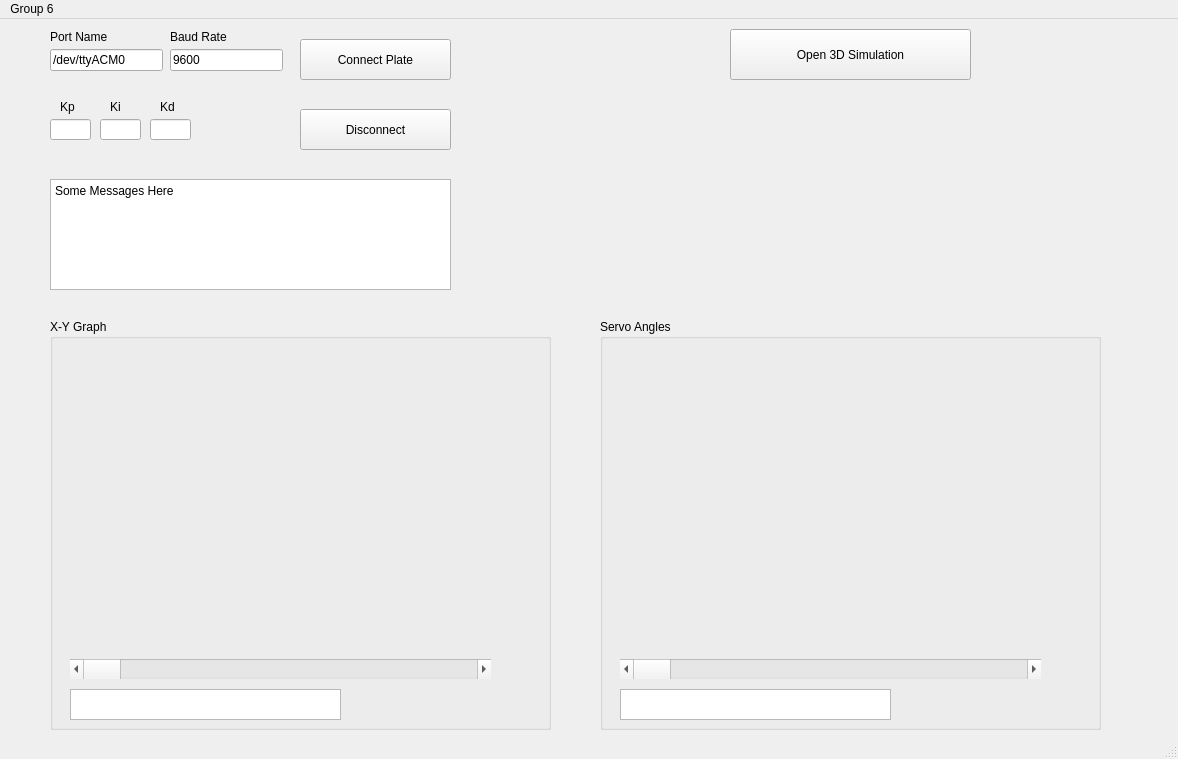
The window that Client/Client/mainwindow.ui (emrebayrm/CSE395_Proje1_Group6) describes before a commit, drawn with Qt 5.
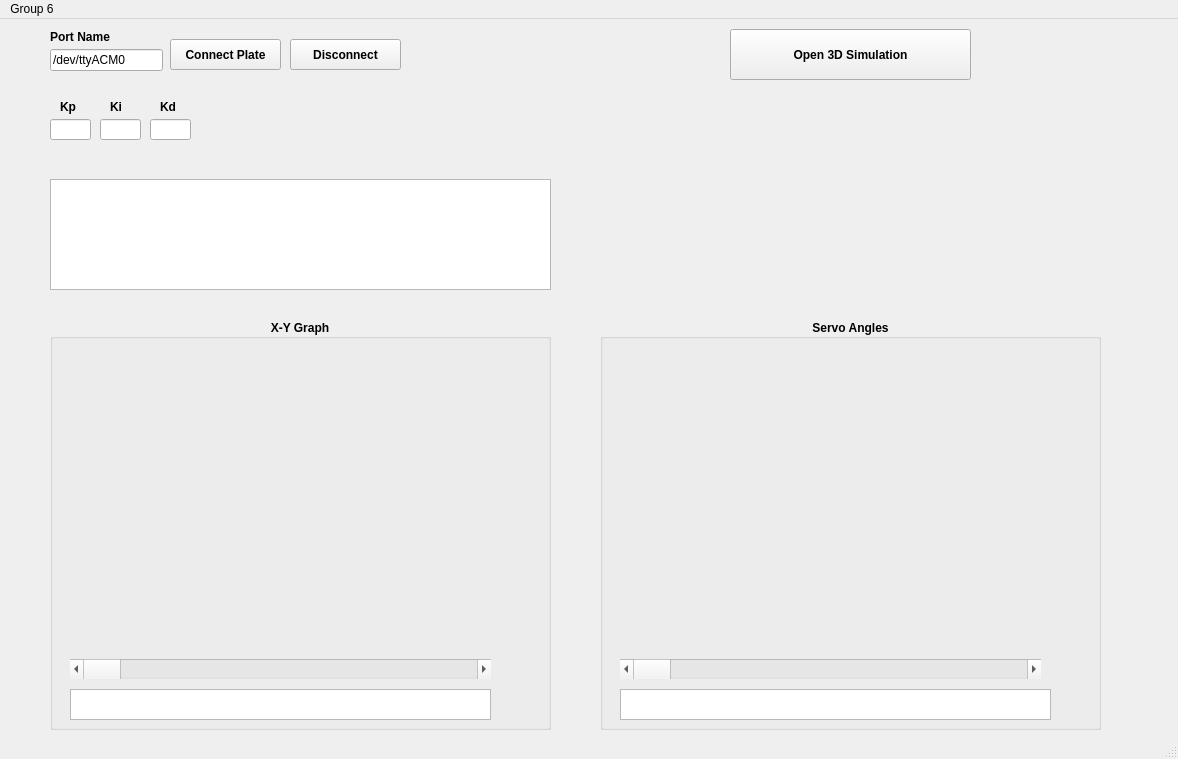
The same window after the commit. Custom widgets are drawn as their Qt base class.

The edit to the form file:
```diff
--- a/Client/Client/mainwindow.ui
+++ b/Client/Client/mainwindow.ui
@@ -23,9 +23,18 @@
       <height>411</height>
      </rect>
     </property>
+    <property name="font">
+     <font>
+      <weight>75</weight>
+      <bold>true</bold>
+     </font>
+    </property>
     <property name="title">
      <string>Servo Angles</string>
     </property>
+    <property name="alignment">
+     <set>Qt::AlignCenter</set>
+    </property>
     <widget class="QCustomPlot" name="plotServo" native="true">
      <property name="geometry">
       <rect>
@@ -60,7 +69,7 @@
       <rect>
        <x>20</x>
        <y>370</y>
-       <width>271</width>
+       <width>431</width>
        <height>31</height>
       </rect>
      </property>
@@ -75,9 +84,18 @@
       <height>411</height>
      </rect>
     </property>
+    <property name="font">
+     <font>
+      <weight>75</weight>
+      <bold>true</bold>
+     </font>
+    </property>
     <property name="title">
      <string>X-Y Graph</string>
     </property>
+    <property name="alignment">
+     <set>Qt::AlignCenter</set>
+    </property>
     <widget class="QCustomPlot" name="plotXY" native="true">
      <property name="geometry">
       <rect>
@@ -112,7 +130,7 @@
       <rect>
        <x>20</x>
        <y>370</y>
-       <width>271</width>
+       <width>421</width>
        <height>31</height>
       </rect>
      </property>
@@ -121,12 +139,18 @@
    <widget class="QPushButton" name="btnConnPlate">
     <property name="geometry">
      <rect>
-      <x>300</x>
+      <x>170</x>
       <y>20</y>
-      <width>151</width>
-      <height>41</height>
+      <width>111</width>
+      <height>31</height>
      </rect>
     </property>
+    <property name="font">
+     <font>
+      <weight>75</weight>
+      <bold>true</bold>
+     </font>
+    </property>
     <property name="text">
      <string>Connect Plate</string>
     </property>
@@ -140,6 +164,12 @@
       <height>51</height>
      </rect>
     </property>
+    <property name="font">
+     <font>
+      <weight>75</weight>
+      <bold>true</bold>
+     </font>
+    </property>
     <property name="text">
      <string>Open 3D Simulation</string>
     </property>
@@ -149,7 +179,7 @@
      <rect>
       <x>50</x>
       <y>160</y>
-      <width>401</width>
+      <width>501</width>
       <height>111</height>
      </rect>
     </property>
@@ -158,7 +188,8 @@
 &lt;html&gt;&lt;head&gt;&lt;meta name=&quot;qrichtext&quot; content=&quot;1&quot; /&gt;&lt;style type=&quot;text/css&quot;&gt;
 p, li { white-space: pre-wrap; }
 &lt;/style&gt;&lt;/head&gt;&lt;body style=&quot; font-family:'Sans Serif'; font-size:9pt; font-weight:400; font-style:normal;&quot;&gt;
-&lt;p style=&quot; margin-top:0px; margin-bottom:0px; margin-left:0px; margin-right:0px; -qt-block-indent:0; text-indent:0px;&quot;&gt;Some Messages Here&lt;/p&gt;&lt;/body&gt;&lt;/html&gt;</string>
+&lt;p style=&quot;-qt-paragraph-type:empty; margin-top:0px; margin-bottom:0px; margin-left:0px; margin-right:0px; -qt-block-indent:0; text-indent:0px;&quot;&gt;&lt;br /&gt;&lt;/p&gt;
+&lt;p style=&quot;-qt-paragraph-type:empty; margin-top:0px; margin-bottom:0px; margin-left:0px; margin-right:0px; -qt-block-indent:0; text-indent:0px;&quot;&gt;&lt;br /&gt;&lt;/p&gt;&lt;/body&gt;&lt;/html&gt;</string>
     </property>
    </widget>
    <widget class="QLineEdit" name="inputPortName">
@@ -174,19 +205,6 @@
      <string>/dev/ttyACM0</string>
     </property>
    </widget>
-   <widget class="QLineEdit" name="inputBaudRate">
-    <property name="geometry">
-     <rect>
-      <x>170</x>
-      <y>30</y>
-      <width>113</width>
-      <height>22</height>
-     </rect>
-    </property>
-    <property name="text">
-     <string>9600</string>
-    </property>
-   </widget>
    <widget class="QLabel" name="lblPortName">
     <property name="geometry">
      <rect>
@@ -196,32 +214,31 @@
       <height>16</height>
      </rect>
     </property>
+    <property name="font">
+     <font>
+      <weight>75</weight>
+      <bold>true</bold>
+     </font>
+    </property>
     <property name="text">
      <string>Port Name</string>
     </property>
    </widget>
-   <widget class="QLabel" name="lblBaudRate">
-    <property name="geometry">
-     <rect>
-      <x>170</x>
-      <y>10</y>
-      <width>81</width>
-      <height>16</height>
-     </rect>
-    </property>
-    <property name="text">
-     <string>Baud Rate</string>
-    </property>
-   </widget>
    <widget class="QPushButton" name="btnDisconnect">
     <property name="geometry">
      <rect>
-      <x>300</x>
-      <y>90</y>
-      <width>151</width>
-      <height>41</height>
+      <x>290</x>
+      <y>20</y>
+      <width>111</width>
+      <height>31</height>
      </rect>
     </property>
+    <property name="font">
+     <font>
+      <weight>75</weight>
+      <bold>true</bold>
+     </font>
+    </property>
     <property name="text">
      <string>Disconnect</string>
     </property>
@@ -265,6 +282,12 @@
       <height>16</height>
      </rect>
     </property>
+    <property name="font">
+     <font>
+      <weight>75</weight>
+      <bold>true</bold>
+     </font>
+    </property>
     <property name="text">
      <string>Kp</string>
     </property>
@@ -278,6 +301,12 @@
       <height>16</height>
      </rect>
     </property>
+    <property name="font">
+     <font>
+      <weight>75</weight>
+      <bold>true</bold>
+     </font>
+    </property>
     <property name="text">
      <string>Ki</string>
     </property>
@@ -291,6 +320,12 @@
       <height>16</height>
      </rect>
     </property>
+    <property name="font">
+     <font>
+      <weight>75</weight>
+      <bold>true</bold>
+     </font>
+    </property>
     <property name="text">
      <string>Kd</string>
     </property>
```
